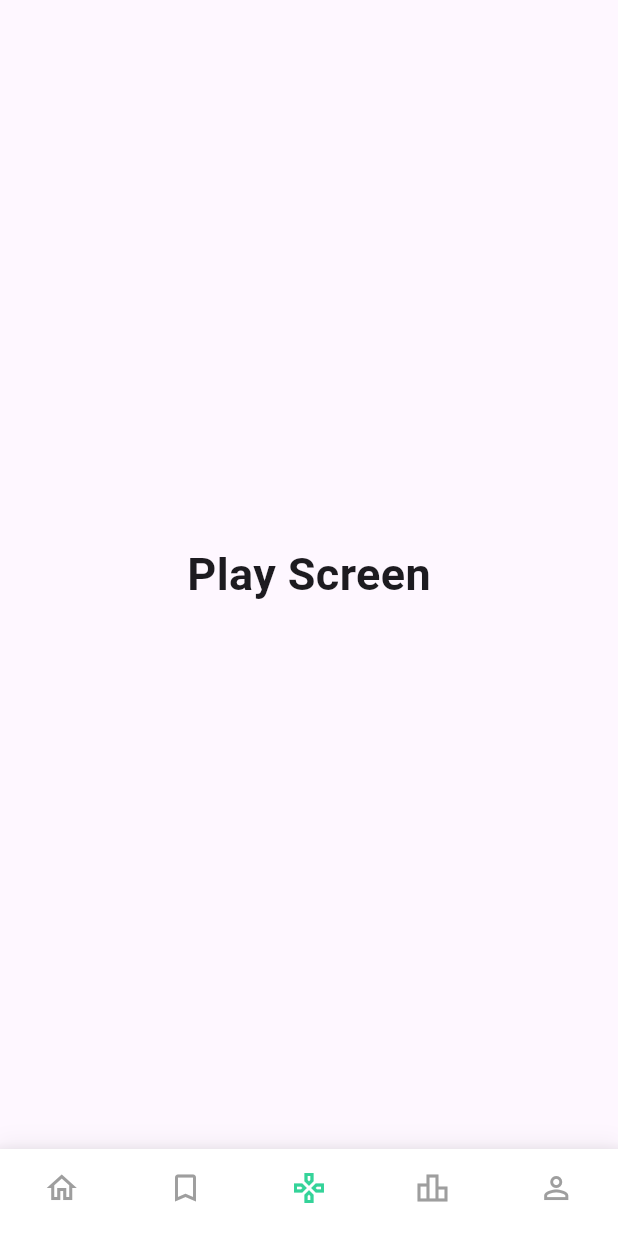
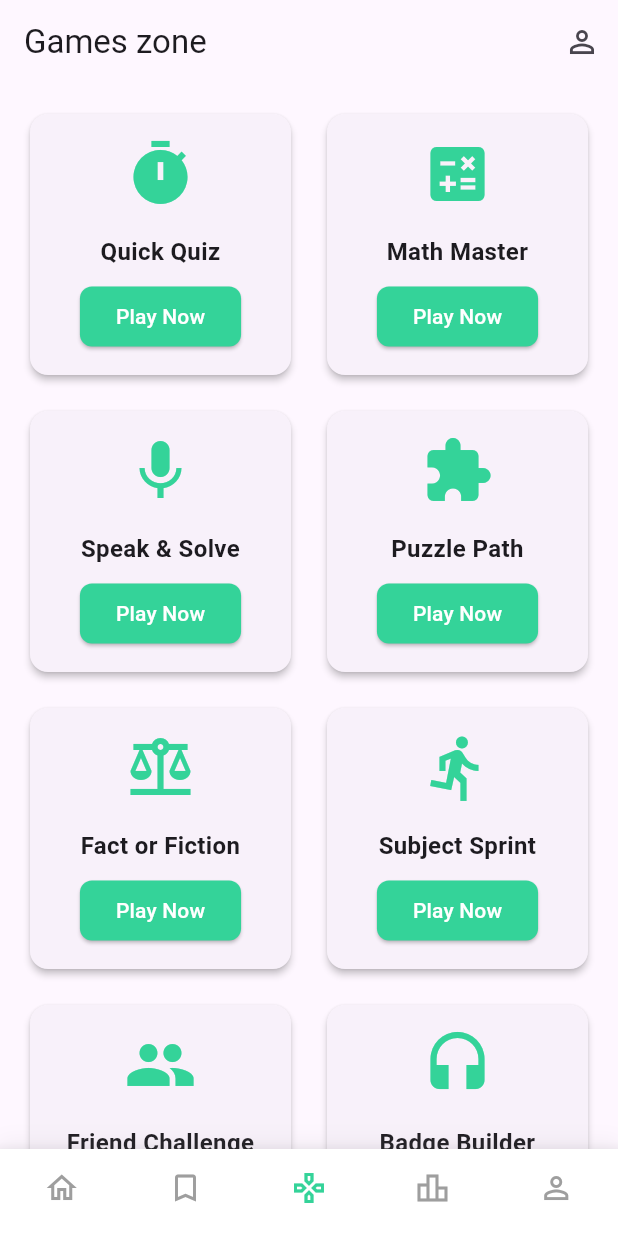
Before and after one commit to jeganramesh/quiz_sphere, a Flutter app: the screen it shows after launch, item 3 of the bottom bar chosen, on a phone screen of 412 x 824 dp. Run offline on Flutter 3.47's test engine with Material 3 defaults, Android fonts, the phone set to English and light mode, and no system bars.

Commit message:
created a game screeen in the navigation bar

```diff
--- a/lib/app_shell.dart
+++ b/lib/app_shell.dart
@@ -3,6 +3,7 @@ import 'home_screen.dart'; // Import the home screen
 import 'chat_screen.dart'; // Import the chat screen
 import 'profile_screen.dart'; // Import the profile screen
 import 'leaderboard_screen.dart'; // Import the leaderboard screen
+import 'game_screen.dart'; // Import the game screen
 
 class AppShell extends StatefulWidget {
   const AppShell({super.key});
@@ -18,10 +19,7 @@ class _AppShellState extends State<AppShell> {
   static List<Widget> _widgetOptions = <Widget>[
     HomeScreen(), // Home Screen
     ChatScreen(), // Chat Screen
-    const Text(
-      'Play Screen',
-      style: TextStyle(fontSize: 30, fontWeight: FontWeight.bold),
-    ), // Placeholder for Play
+    const GameScreen(), // Game Screen
     const LeaderboardScreen(), // Leaderboard Screen
     const ProfileScreen(), // Profile Screen
   ];
--- a/lib/chat_screen.dart
+++ b/lib/chat_screen.dart
@@ -13,7 +13,7 @@ class _ChatScreenState extends State<ChatScreen> {
   final ScrollController _scrollController = ScrollController();
   bool _isLoading = false;
   final ApiService _apiService = ApiService(
-    baseUrl: 'http://192.168.1.7:8000',
+    baseUrl: 'http://192.168.56.1:8000',
   ); // Use your desired base URL
 
   @override
@@ -88,7 +88,7 @@ class _ChatScreenState extends State<ChatScreen> {
     return Scaffold(
       appBar: AppBar(
         title: Text('Quiz Sphere Chat'),
-        backgroundColor: Colors.blue,
+        backgroundColor: const Color(0xFF34D399),
         foregroundColor: Colors.white,
       ),
       body: Column(
@@ -172,7 +172,7 @@ class _ChatScreenState extends State<ChatScreen> {
         children: [
           if (!message.isUser) ...[
             CircleAvatar(
-              backgroundColor: Colors.blue,
+              backgroundColor: const Color(0xFF34D399),
               child: Icon(Icons.smart_toy, color: Colors.white, size: 20),
               radius: 16,
             ),
@@ -182,7 +182,8 @@ class _ChatScreenState extends State<ChatScreen> {
             child: Container(
               padding: EdgeInsets.symmetric(horizontal: 16, vertical: 10),
               decoration: BoxDecoration(
-                color: message.isUser ? Colors.blue : Colors.grey[200],
+                color:
+                    message.isUser ? const Color(0xFF34D399) : Colors.grey[200],
                 borderRadius: BorderRadius.circular(18),
               ),
               child: Text(
@@ -197,7 +198,7 @@ class _ChatScreenState extends State<ChatScreen> {
           if (message.isUser) ...[
             SizedBox(width: 8),
             CircleAvatar(
-              backgroundColor: Colors.green,
+              backgroundColor: const Color(0xFF34D399),
               child: Icon(Icons.person, color: Colors.white, size: 20),
               radius: 16,
             ),
--- /dev/null
+++ b/lib/game_screen.dart
@@ -0,0 +1,86 @@
+import 'package:flutter/material.dart';
+
+class GameScreen extends StatelessWidget {
+  const GameScreen({super.key});
+
+  @override
+  Widget build(BuildContext context) {
+    return Scaffold(
+      appBar: AppBar(
+        title: const Text('Games zone'),
+        centerTitle: false,
+        actions: [
+          IconButton(
+            icon: const Icon(Icons.person_outline),
+            onPressed: () {
+              // Handle profile icon tap
+            },
+          ),
+        ],
+      ),
+      body: GridView.count(
+        crossAxisCount: 2,
+        padding: const EdgeInsets.all(16.0),
+        crossAxisSpacing: 16.0,
+        mainAxisSpacing: 16.0,
+        children: const [
+          GameCard(icon: Icons.timer, title: 'Quick Quiz'),
+          GameCard(icon: Icons.calculate, title: 'Math Master'),
+          GameCard(icon: Icons.mic, title: 'Speak & Solve'),
+          GameCard(icon: Icons.extension, title: 'Puzzle Path'),
+          GameCard(icon: Icons.balance, title: 'Fact or Fiction'),
+          GameCard(icon: Icons.directions_run, title: 'Subject Sprint'),
+          GameCard(icon: Icons.people, title: 'Friend Challenge'),
+          GameCard(icon: Icons.headset, title: 'Badge Builder'),
+        ],
+      ),
+    );
+  }
+}
+
+class GameCard extends StatelessWidget {
+  final IconData icon;
+  final String title;
+
+  const GameCard({super.key, required this.icon, required this.title});
+
+  @override
+  Widget build(BuildContext context) {
+    return Card(
+      elevation: 2.0,
+      shape: RoundedRectangleBorder(borderRadius: BorderRadius.circular(12.0)),
+      child: Padding(
+        padding: const EdgeInsets.all(16.0),
+        child: Column(
+          mainAxisAlignment: MainAxisAlignment.center,
+          children: [
+            Icon(icon, size: 48.0, color: const Color(0xFF34D399)),
+            const SizedBox(height: 16.0),
+            Text(
+              title,
+              textAlign: TextAlign.center,
+              style: const TextStyle(
+                fontSize: 16.0,
+                fontWeight: FontWeight.bold,
+              ),
+            ),
+            const SizedBox(height: 8.0),
+            ElevatedButton(
+              onPressed: () {
+                // Handle "Play Now" button tap
+              },
+              style: ElevatedButton.styleFrom(
+                backgroundColor: const Color(0xFF34D399),
+                foregroundColor: Colors.white,
+                shape: RoundedRectangleBorder(
+                  borderRadius: BorderRadius.circular(8.0),
+                ),
+              ),
+              child: const Text('Play Now'),
+            ),
+          ],
+        ),
+      ),
+    );
+  }
+}
```
